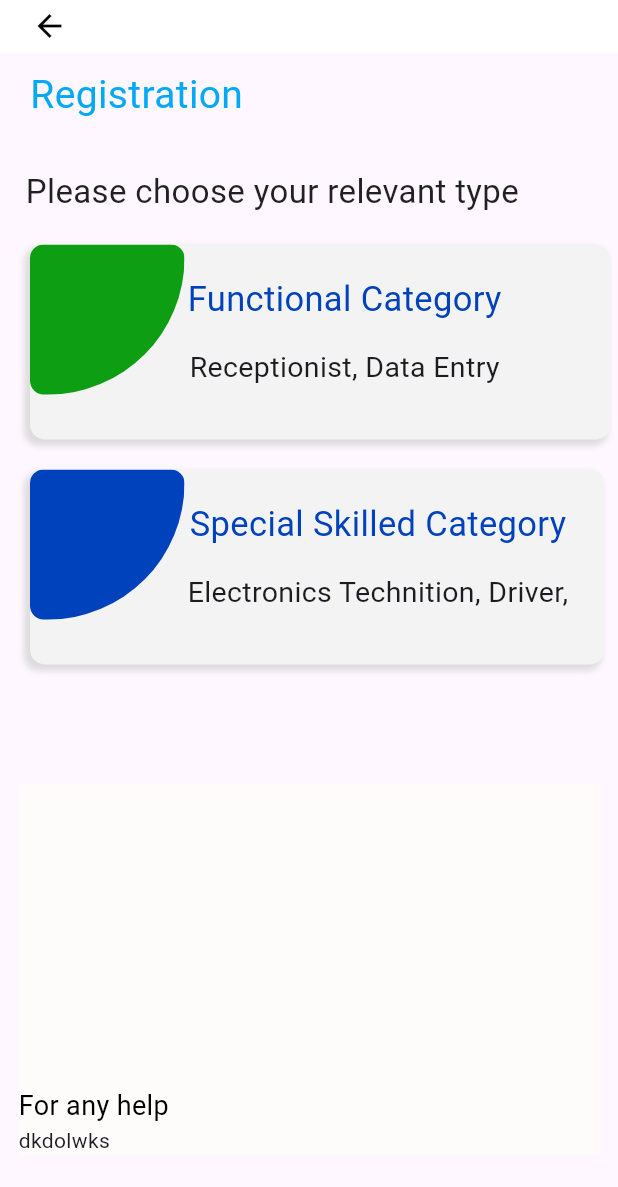
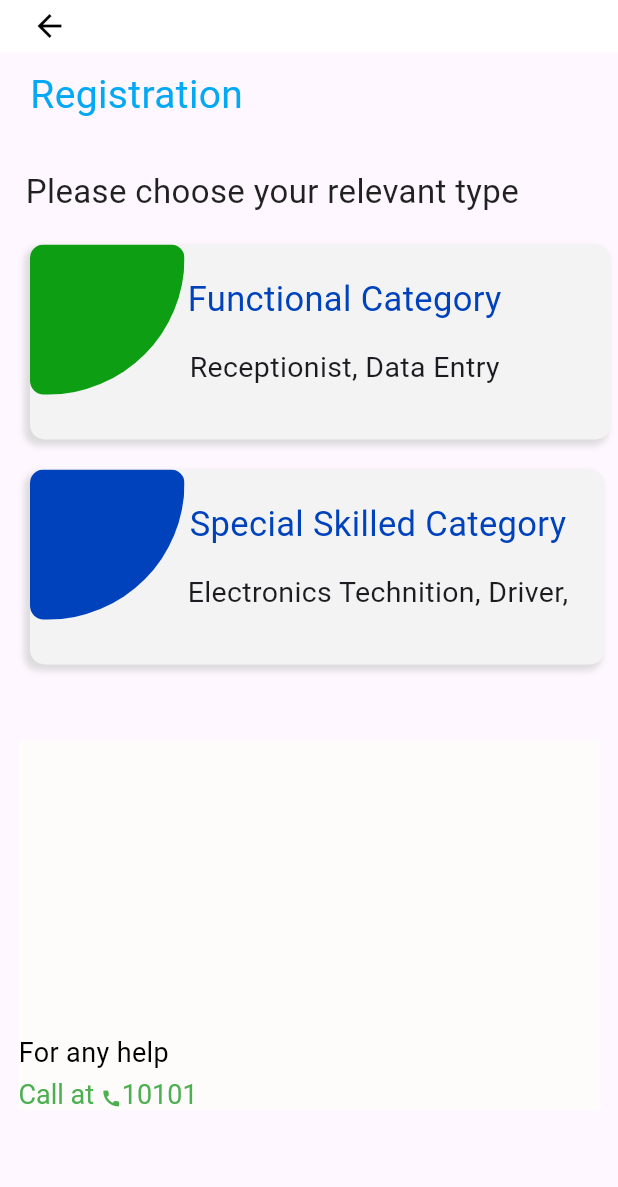
Before and after one commit to ArifHossain123/job_search, a Flutter app: the AppRegistration screen opened directly, on a phone screen of 412 x 824 dp. Shown: the top 1187 px of the screen. Run offline on Flutter 3.47's test engine with Material 3 defaults, Android fonts, the phone set to English and light mode, and no system bars.

Commit message:
Registration

```diff
--- a/lib/registration.dart
+++ b/lib/registration.dart
@@ -251,21 +251,60 @@ class _AppRegistrationState extends State<AppRegistration> {
                     ),
                   ),
                   const SizedBox(
-                    height: 80,
+                    height: 50,
                   ),
+
                   Container(
                     color: const Color.fromARGB(255, 254, 251, 251),
                     height: height * 0.3,
                     width: width * 0.94,
-                    child:const Column(mainAxisAlignment: MainAxisAlignment.end,
 
+                    child: Column(
+                      mainAxisAlignment: MainAxisAlignment.end,
                       children: [
+                        const Row(
+                          crossAxisAlignment: CrossAxisAlignment.center,
+                          children: [
+                            Text(
+                              'For any help',
+                              style: TextStyle(
+                                color: Colors.black,
+                                fontSize: 18,
+                              ),
+                            )
+                          ],
+                        ),
+                        SizedBox(height: 4,),
                         Row(
-                          crossAxisAlignment: CrossAxisAlignment.center,
-                          children: [Text('For any help', style: TextStyle(color: Colors.black, fontSize: 18),)],
-                        ),
-                        Row(
-                          children: [Text('dkdolwks')],
+                          children: <Widget>[
+                            RichText(
+                              text: const TextSpan(
+                                children: [
+                                  TextSpan(
+                                    text: 'Call at ',
+                                    style: TextStyle(
+                                      color: Colors.green,
+                                      fontSize: 18,
+                                    ),
+                                  ),
+                                  WidgetSpan(
+                                    child: Icon(
+                                      Icons.call,
+                                      size: 14,
+                                      color: Colors.green,
+                                    ),
+                                  ),
+                                  TextSpan(
+                                    text: '10101',
+                                    style: TextStyle(
+                                      color: Colors.green,
+                                      fontSize: 18,
+                                    ),
+                                  )
+                                ],
+                              ),
+                            ),
+                          ],
                         ),
                       ],
                     ),
```
